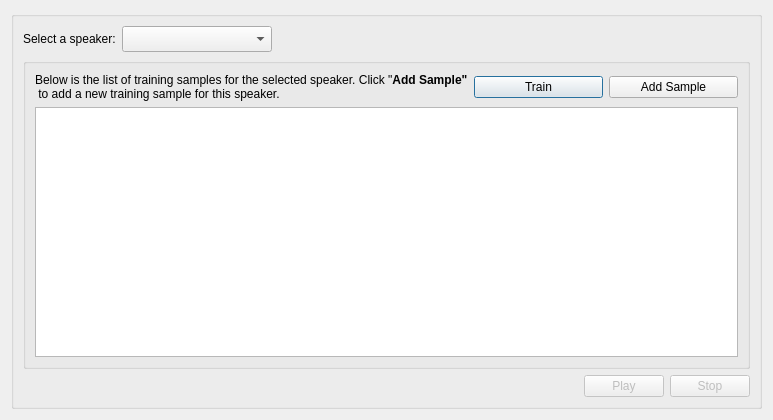
First picture: the form in ui/mainwindow.ui, repository ozancaglayan/SPID, before the edit.
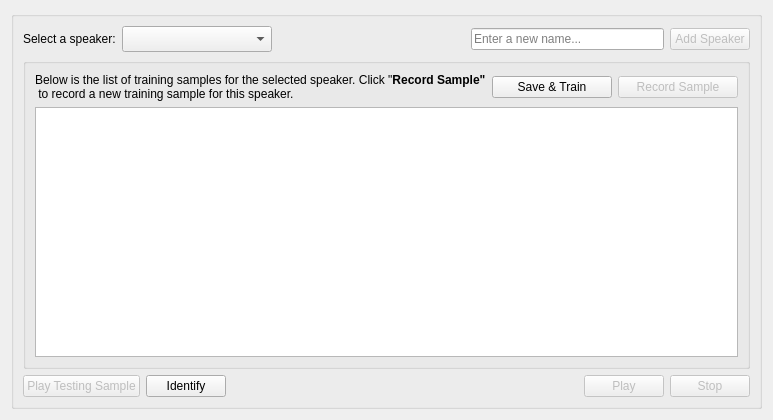
Second picture: the form after the edit. Icons and pictures are not drawn.

Patch:
```diff
--- a/ui/mainwindow.ui
+++ b/ui/mainwindow.ui
@@ -66,6 +66,30 @@
           </property>
          </spacer>
         </item>
+        <item>
+         <widget class="QLineEdit" name="lineEditNewSpeaker">
+          <property name="text">
+           <string/>
+          </property>
+          <property name="placeholderText">
+           <string>Enter a new name...</string>
+          </property>
+         </widget>
+        </item>
+        <item>
+         <widget class="QPushButton" name="pushButtonAddSpeaker">
+          <property name="enabled">
+           <bool>false</bool>
+          </property>
+          <property name="text">
+           <string>Add Speaker</string>
+          </property>
+          <property name="icon">
+           <iconset resource="../data/icons.qrc">
+            <normaloff>:/list-add.png</normaloff>:/list-add.png</iconset>
+          </property>
+         </widget>
+        </item>
        </layout>
       </item>
       <item row="1" column="0">
@@ -83,7 +107,7 @@
 &lt;html&gt;&lt;head&gt;&lt;meta name=&quot;qrichtext&quot; content=&quot;1&quot; /&gt;&lt;style type=&quot;text/css&quot;&gt;
 p, li { white-space: pre-wrap; }
 &lt;/style&gt;&lt;/head&gt;&lt;body style=&quot; font-family:'Droid Sans'; font-size:9pt; font-weight:400; font-style:normal;&quot;&gt;
-&lt;p style=&quot; margin-top:0px; margin-bottom:0px; margin-left:0px; margin-right:0px; -qt-block-indent:0; text-indent:0px;&quot;&gt;Below is the list of training samples for the selected speaker. Click &amp;quot;&lt;span style=&quot; font-weight:600;&quot;&gt;Add Sample&amp;quot;&lt;/span&gt;&lt;br/&gt; to add a new training sample for this speaker.&lt;/p&gt;&lt;/body&gt;&lt;/html&gt;</string>
+&lt;p style=&quot; margin-top:0px; margin-bottom:0px; margin-left:0px; margin-right:0px; -qt-block-indent:0; text-indent:0px;&quot;&gt;Below is the list of training samples for the selected speaker. Click &amp;quot;&lt;span style=&quot; font-weight:600;&quot;&gt;Record Sample&amp;quot;&lt;/span&gt;&lt;br /&gt; to record a new training sample for this speaker.&lt;/p&gt;&lt;/body&gt;&lt;/html&gt;</string>
              </property>
              <property name="margin">
               <number>3</number>
@@ -96,7 +120,7 @@
               <bool>true</bool>
              </property>
              <property name="text">
-              <string>Train</string>
+              <string>Save &amp;&amp; Train</string>
              </property>
              <property name="icon">
               <iconset resource="../data/icons.qrc">
@@ -107,10 +131,10 @@
            <item>
             <widget class="QPushButton" name="pushButtonAddSample">
              <property name="enabled">
-              <bool>true</bool>
+              <bool>false</bool>
              </property>
              <property name="text">
-              <string>Add Sample</string>
+              <string>Record Sample</string>
              </property>
              <property name="icon">
               <iconset resource="../data/icons.qrc">
@@ -145,6 +169,34 @@
       </item>
       <item row="2" column="0">
        <layout class="QHBoxLayout" name="horizontalLayout">
+        <item>
+         <widget class="QPushButton" name="pushButtonPlayTestingSample">
+          <property name="enabled">
+           <bool>false</bool>
+          </property>
+          <property name="text">
+           <string>Play Testing Sample</string>
+          </property>
+          <property name="icon">
+           <iconset resource="../data/icons.qrc">
+            <normaloff>:/audio-ac3.png</normaloff>:/audio-ac3.png</iconset>
+          </property>
+         </widget>
+        </item>
+        <item>
+         <widget class="QPushButton" name="pushButtonIdentify">
+          <property name="enabled">
+           <bool>true</bool>
+          </property>
+          <property name="text">
+           <string>Identify</string>
+          </property>
+          <property name="icon">
+           <iconset resource="../data/icons.qrc">
+            <normaloff>:/system-users.png</normaloff>:/system-users.png</iconset>
+          </property>
+         </widget>
+        </item>
         <item>
          <spacer name="horizontalSpacer">
           <property name="orientation">
```
Left out of the diff: 4 changed lines with no effect on the pictures.
